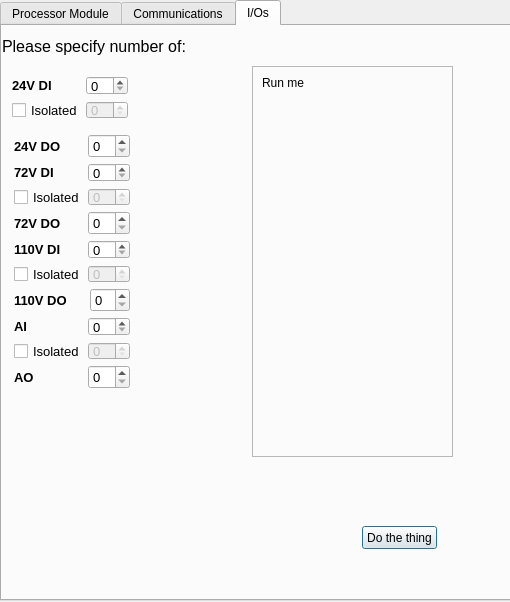
Before: the Qt Designer form untitled.ui in WRooke/PC3Configurator, drawn with Qt 5.
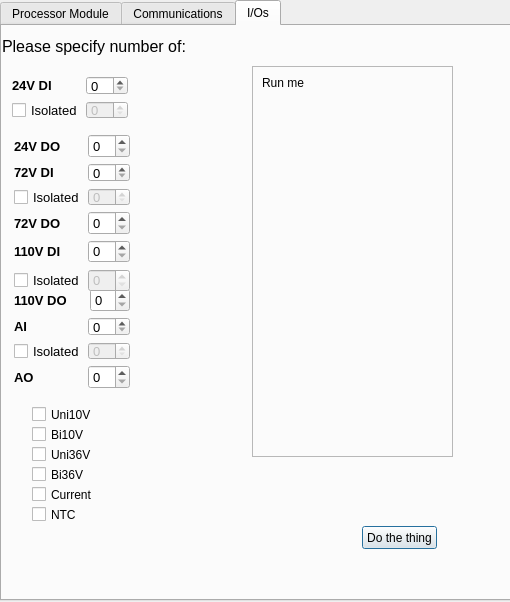
After: the same form once the commit is applied.

Diff of the .ui file:
```diff
--- a/untitled.ui
+++ b/untitled.ui
@@ -254,6 +254,84 @@
       </item>
      </layout>
     </widget>
+    <widget class="QCheckBox" name="Uni10V">
+     <property name="geometry">
+      <rect>
+       <x>30</x>
+       <y>380</y>
+       <width>70</width>
+       <height>17</height>
+      </rect>
+     </property>
+     <property name="text">
+      <string>Uni10V</string>
+     </property>
+    </widget>
+    <widget class="QCheckBox" name="Bi10V">
+     <property name="geometry">
+      <rect>
+       <x>30</x>
+       <y>400</y>
+       <width>70</width>
+       <height>17</height>
+      </rect>
+     </property>
+     <property name="text">
+      <string>Bi10V</string>
+     </property>
+    </widget>
+    <widget class="QCheckBox" name="Uni36V">
+     <property name="geometry">
+      <rect>
+       <x>30</x>
+       <y>420</y>
+       <width>70</width>
+       <height>17</height>
+      </rect>
+     </property>
+     <property name="text">
+      <string>Uni36V</string>
+     </property>
+    </widget>
+    <widget class="QCheckBox" name="Bi36V">
+     <property name="geometry">
+      <rect>
+       <x>30</x>
+       <y>440</y>
+       <width>70</width>
+       <height>17</height>
+      </rect>
+     </property>
+     <property name="text">
+      <string>Bi36V</string>
+     </property>
+    </widget>
+    <widget class="QCheckBox" name="Current">
+     <property name="geometry">
+      <rect>
+       <x>30</x>
+       <y>460</y>
+       <width>70</width>
+       <height>17</height>
+      </rect>
+     </property>
+     <property name="text">
+      <string>Current</string>
+     </property>
+    </widget>
+    <widget class="QCheckBox" name="NTC">
+     <property name="geometry">
+      <rect>
+       <x>30</x>
+       <y>480</y>
+       <width>70</width>
+       <height>17</height>
+      </rect>
+     </property>
+     <property name="text">
+      <string>NTC</string>
+     </property>
+    </widget>
     <widget class="QWidget" name="">
      <property name="geometry">
       <rect>
@@ -611,7 +689,7 @@
        <x>12</x>
        <y>214</y>
        <width>116</width>
-       <height>43</height>
+       <height>52</height>
       </rect>
      </property>
      <layout class="QGridLayout" name="gridLayout_5">
```
Left out of the diff: 8 changed lines with no effect on the pictures.
